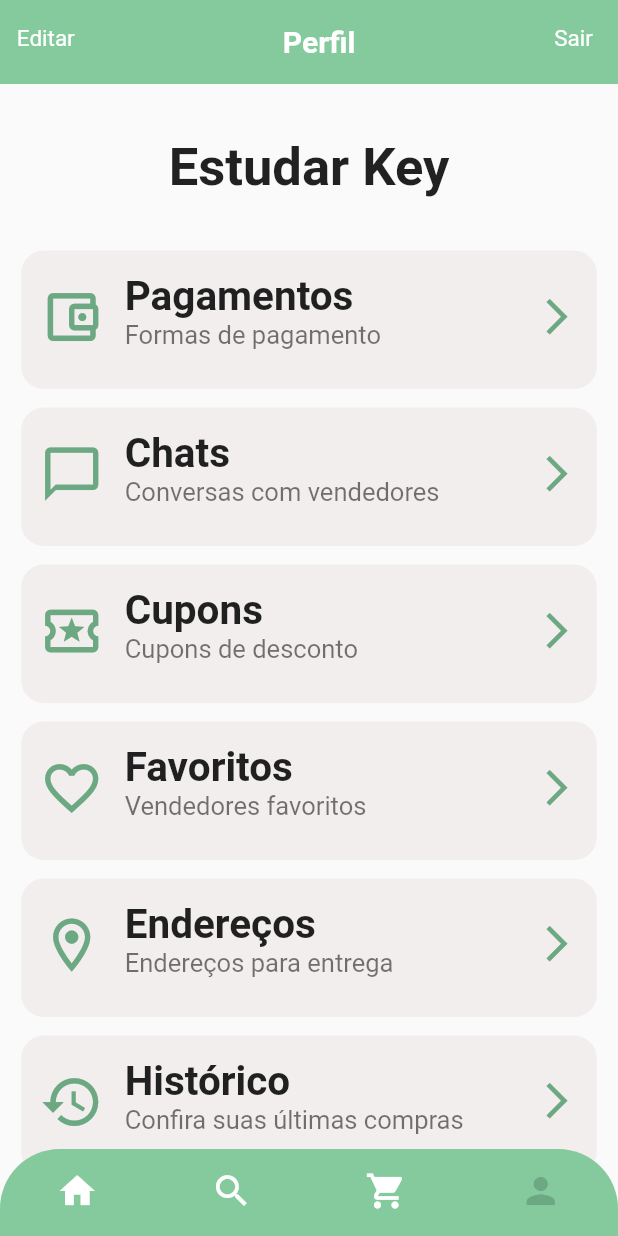
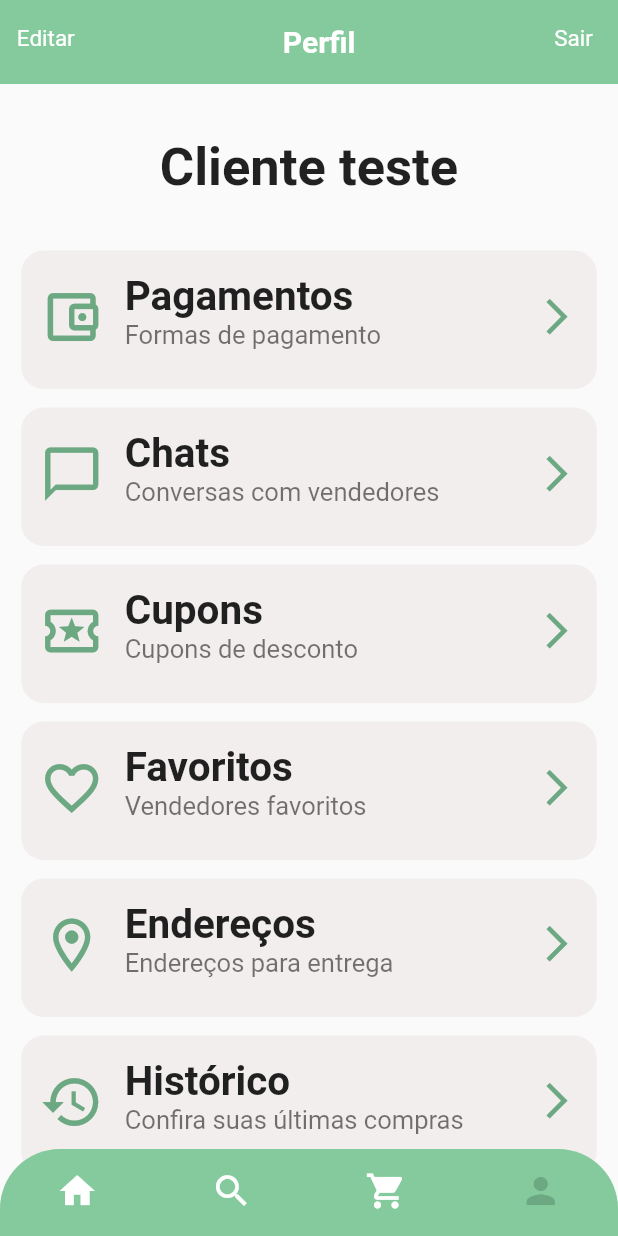
Before and after one commit to Kzrtt/radix_mobile_project, a Flutter app: the ProfileScreen screen opened by its route, on a phone screen of 412 x 824 dp. Run offline on Flutter 3.47's test engine with Material 2 defaults, Android fonts, the light colour scheme and no system bars.

```diff
--- a/lib/main.dart
+++ b/lib/main.dart
@@ -36,7 +36,7 @@ class MyApp extends StatefulWidget {
 class _MyAppState extends State<MyApp> {
   Cliente cliente = const Cliente(
     idCliente: 1,
-    nomeCliente: 'Estudar Key',
+    nomeCliente: 'Cliente teste',
     cpfCliente: '',
     emailCliente: '',
     senhaCliente: '',
```
